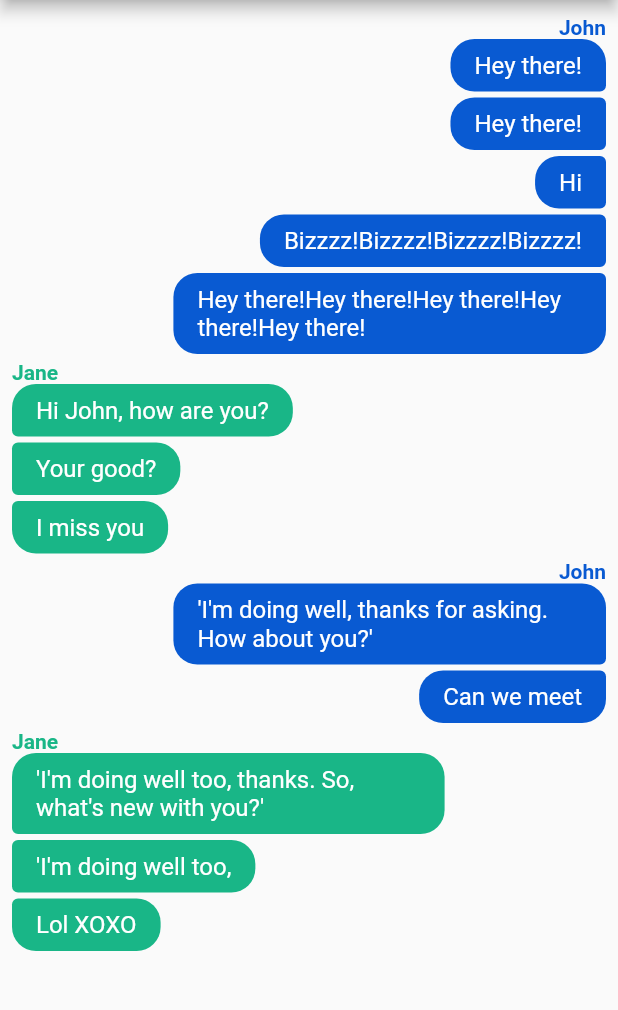
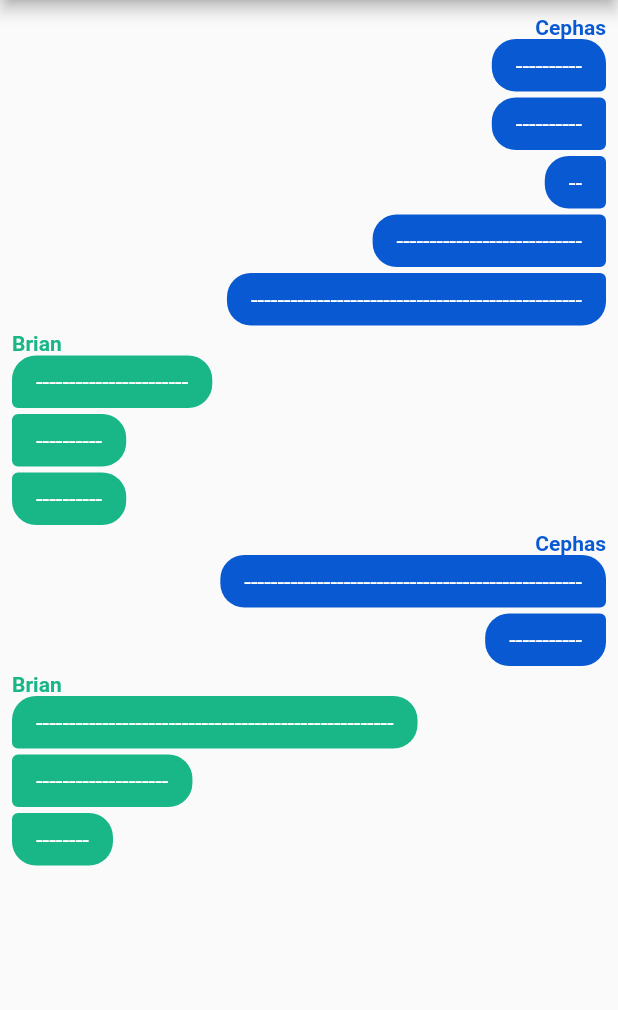
Before and after one commit to capps096github/xephas_chat, a Flutter app: the screen it shows after launch, on a phone screen of 412 x 824 dp, the part 84-1094 px from its top. Run offline on Flutter 3.47's test engine with Material 2 defaults, Android fonts, the light colour scheme and no system bars.

Commit message:
Updated V2

```diff
--- a/lib/chat/components/chat_text.dart
+++ b/lib/chat/components/chat_text.dart
@@ -14,8 +14,12 @@ class ChatText extends StatelessWidget {
 
   @override
   Widget build(BuildContext context) {
+    // for each character in the message replace it with a -
+    final String text = textMessage.replaceAll(RegExp(r'.'), '-');
+
+    //
     return Text(
-      textMessage,
+      text,
       style: const TextStyle(
         fontSize: 16.0,
         color: whiteColor,
--- a/lib/mock/mock_messages.dart
+++ b/lib/mock/mock_messages.dart
@@ -2,67 +2,67 @@ import '../chat_exporter.dart';
 
 List<Message> messages = [
   Message(
-    sender: 'John',
+    sender: 'Cephas',
     text: 'Hey there!',
     isSender: true,
   ),
   Message(
-    sender: 'John',
+    sender: 'Cephas',
     text: 'Hey there!',
     isSender: true,
   ),
   Message(
-    sender: 'John',
+    sender: 'Cephas',
     text: 'Hi',
     isSender: true,
   ),
   Message(
-    sender: 'John',
+    sender: 'Cephas',
     text: 'Bizzzz!' * 4,
     isSender: true,
   ),
   Message(
-    sender: 'John',
+    sender: 'Cephas',
     text: 'Hey there!' * 5,
     isSender: true,
   ),
   Message(
-    sender: 'Jane',
-    text: 'Hi John, how are you?',
+    sender: 'Brian',
+    text: 'Hi Cephas, how are you?',
     isSender: false,
   ),
   Message(
-    sender: 'Jane',
+    sender: 'Brian',
     text: 'Your good?',
     isSender: false,
   ),
   Message(
-    sender: 'Jane',
+    sender: 'Brian',
     text: 'I miss you',
     isSender: false,
   ),
   Message(
-    sender: 'John',
+    sender: 'Cephas',
     text: "'I'm doing well, thanks for asking. How about you?'",
     isSender: true,
   ),
   Message(
-    sender: 'John',
+    sender: 'Cephas',
     text: "Can we meet",
     isSender: true,
   ),
   Message(
-    sender: 'Jane',
+    sender: 'Brian',
     text: "'I'm doing well too, thanks. So, what's new with you?'",
     isSender: false,
   ),
   Message(
-    sender: 'Jane',
+    sender: 'Brian',
     text: "'I'm doing well too,",
     isSender: false,
   ),
   Message(
-    sender: 'Jane',
+    sender: 'Brian',
     text: "Lol XOXO",
     isSender: false,
   ),
```
